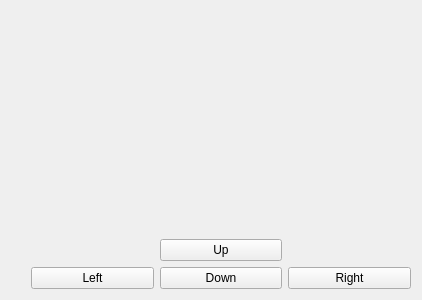
This is client/clientwindow.ui in Roket132/PectiMazeGame as Qt 5 draws it before an edit. The edited form follows.
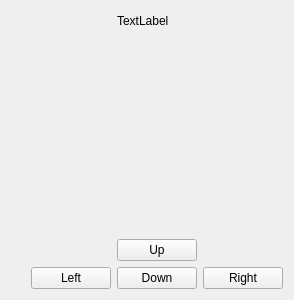
This is the edited form.

Diff of the .ui file:
```diff
--- a/client/clientwindow.ui
+++ b/client/clientwindow.ui
@@ -6,7 +6,7 @@
    <rect>
     <x>0</x>
     <y>0</y>
-    <width>422</width>
+    <width>287</width>
     <height>300</height>
    </rect>
   </property>
@@ -42,23 +42,26 @@
      <item>
       <layout class="QGridLayout" name="gridLayout">
        <item row="1" column="3">
-        <widget class="QPushButton" name="upButton">
-         <property name="styleSheet">
-          <string notr="true"/>
+        <spacer name="verticalSpacer">
+         <property name="orientation">
+          <enum>Qt::Vertical</enum>
          </property>
-         <property name="text">
-          <string>Up</string>
+         <property name="sizeHint" stdset="0">
+          <size>
+           <width>20</width>
+           <height>40</height>
+          </size>
          </property>
-        </widget>
+        </spacer>
        </item>
-       <item row="2" column="4">
+       <item row="3" column="4">
         <widget class="QPushButton" name="rightButton">
          <property name="text">
           <string>Right</string>
          </property>
         </widget>
        </item>
-       <item row="2" column="3">
+       <item row="3" column="3">
         <widget class="QPushButton" name="downButton">
          <property name="whatsThis">
           <string>&lt;html&gt;&lt;head/&gt;&lt;body&gt;&lt;pre style=&quot;-qt-paragraph-type:empty; margin-top:0px; margin-bottom:20px; margin-left:0px; margin-right:0px; -qt-block-indent:0; text-indent:0px; line-height:150%; font-family:'Courier New'; background-color:#f5f2f0;&quot;&gt;&lt;br/&gt;&lt;/pre&gt;&lt;/body&gt;&lt;/html&gt;</string>
@@ -71,7 +74,17 @@
          </property>
         </widget>
        </item>
-       <item row="2" column="0">
+       <item row="2" column="3">
+        <widget class="QPushButton" name="upButton">
+         <property name="styleSheet">
+          <string notr="true"/>
+         </property>
+         <property name="text">
+          <string>Up</string>
+         </property>
+        </widget>
+       </item>
+       <item row="3" column="0">
         <widget class="QPushButton" name="leftButton">
          <property name="styleSheet">
           <string notr="true"/>
@@ -82,14 +95,41 @@
         </widget>
        </item>
        <item row="0" column="3">
-        <spacer name="verticalSpacer">
+        <layout class="QVBoxLayout" name="verticalLayout_3">
+         <item>
+          <widget class="QLabel" name="label">
+           <property name="text">
+            <string>TextLabel</string>
+           </property>
+          </widget>
+         </item>
+         <item>
+          <layout class="QGridLayout" name="eventLayout"/>
+         </item>
+        </layout>
+       </item>
+       <item row="0" column="0">
+        <spacer name="horizontalSpacer">
          <property name="orientation">
-          <enum>Qt::Vertical</enum>
+          <enum>Qt::Horizontal</enum>
          </property>
          <property name="sizeHint" stdset="0">
           <size>
-           <width>20</width>
-           <height>40</height>
+           <width>40</width>
+           <height>20</height>
+          </size>
+         </property>
+        </spacer>
+       </item>
+       <item row="0" column="4">
+        <spacer name="horizontalSpacer_2">
+         <property name="orientation">
+          <enum>Qt::Horizontal</enum>
+         </property>
+         <property name="sizeHint" stdset="0">
+          <size>
+           <width>40</width>
+           <height>20</height>
           </size>
          </property>
         </spacer>
```
